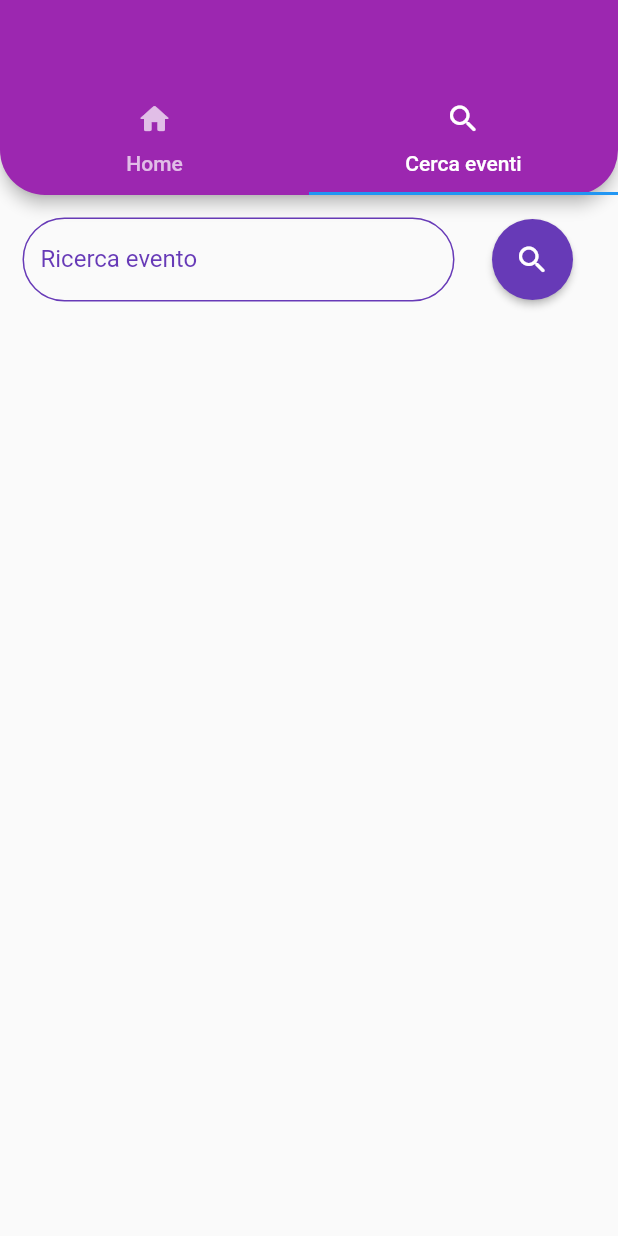
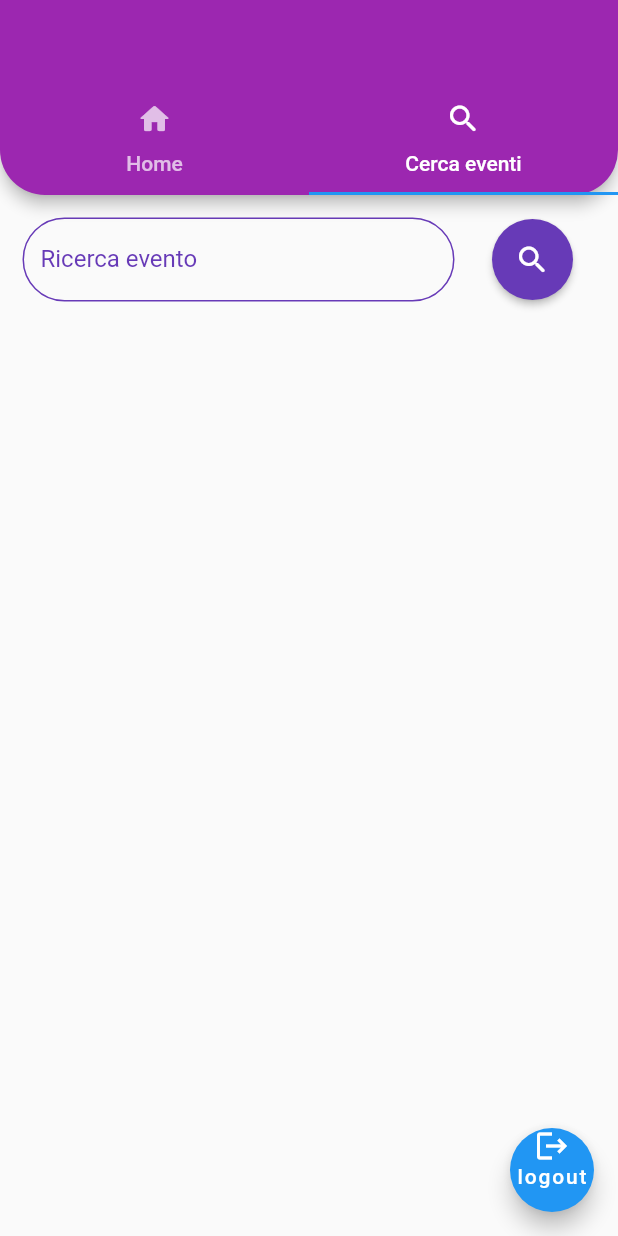
Before and after one commit to divadde/frontendPiattaforme, a Flutter app: the screen it shows after launch, tab 2 chosen, on a phone screen of 412 x 824 dp. Run offline on Flutter 3.47's test engine with Material 2 defaults, Android fonts, the light colour scheme and no system bars.

Commit message:
Aggiustamento del layout

```diff
--- a/lib/UI/pages/Layout.dart
+++ b/lib/UI/pages/Layout.dart
@@ -1,8 +1,10 @@
-import 'package:frontend_ticketstore/UI/pages/Home.dart';
 import 'package:frontend_ticketstore/UI/pages/Search.dart';
 import 'package:flutter/material.dart';
 
 import '../../model/support/LogInResult.dart';
+import '../../model/support/LoginState.dart';
+import 'ListaBiglietti.dart';
+import 'Login.dart';
 
 //verifica correttezza todo
 class Layout extends StatefulWidget {
@@ -10,9 +12,9 @@ class Layout extends StatefulWidget {
 
   Layout({Key? key,required this.title}) : super(key: key);
 
-  static _LayoutState layout = _LayoutState(); //todo NICK
+  //static _LayoutState layout = _LayoutState(); //todo NICK
   @override
-  _LayoutState createState() => layout;
+  _LayoutState createState() => _LayoutState();
 
 }//Layout
 
@@ -29,7 +31,13 @@ class _LayoutState extends State<Layout> {
   Widget build(BuildContext context) {
     return DefaultTabController(
       length: 2,
-      child: Scaffold(
+      child: Scaffold( //todo Nick
+        floatingActionButton: FloatingActionButton(
+          child: Column(
+            children: const [Icon(Icons.logout), Text("logout")],
+          ),
+          onPressed: (){LoginState.sharedInstance.setLoginState(LogInResult.error_wrong_credentials);},
+        ),
         appBar: AppBar(
           backgroundColor: Colors.purple,
           shape: RoundedRectangleBorder(
@@ -47,7 +55,7 @@ class _LayoutState extends State<Layout> {
         ),
         body: TabBarView(
           children: [
-            Home(),
+            getChild(),
             Search(),
           ],
         ),
@@ -55,4 +63,10 @@ class _LayoutState extends State<Layout> {
     );
   }
 
+  StatefulWidget getChild(){
+    return LoginState.sharedInstance.getLoginState() != LogInResult.logged?
+    Login()
+        : ListaBiglietti();
+  }
+
 }
```
Also changed, not shown: lib/UI/pages/Home.dart (deleted, +0 -80 lines).
